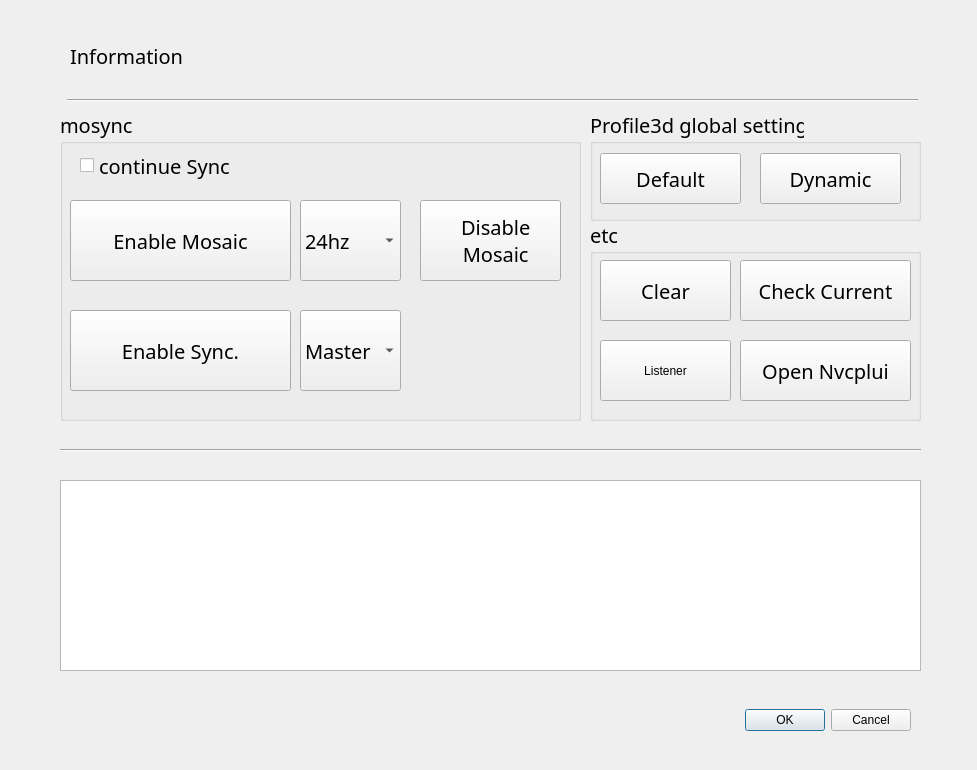
The window that test.ui (thissak/QtMosaic) describes before a commit, drawn with Qt 5.
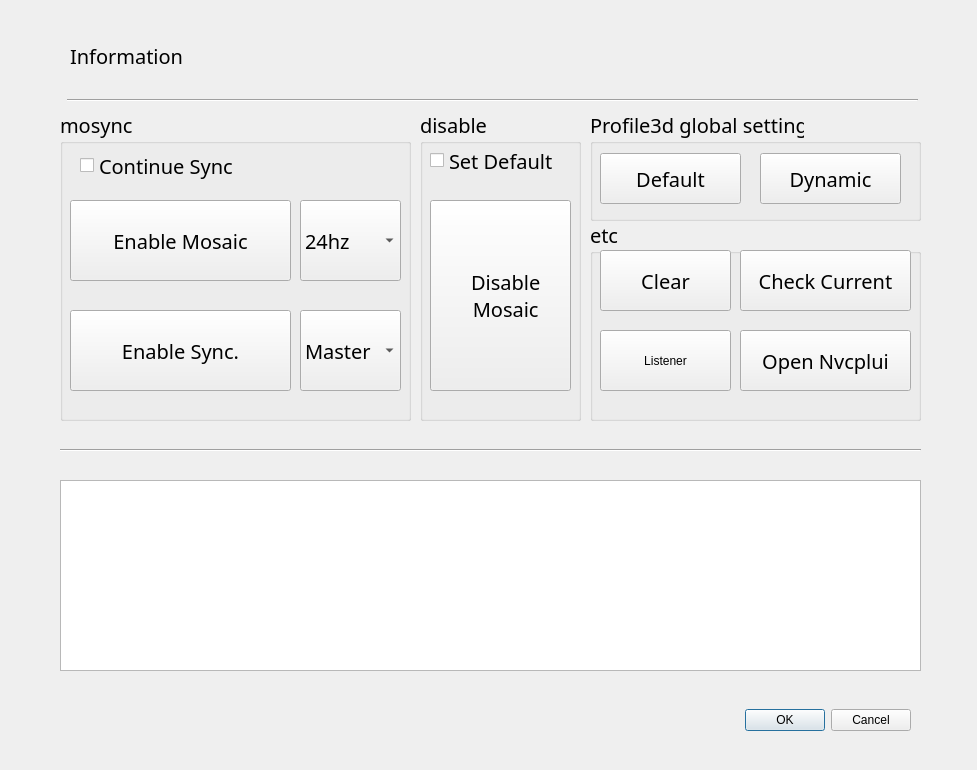
The same window after the commit. Icons and pictures are not drawn.

Commit message: add @ch2_set_default

What changed in the file:
```diff
--- a/test.ui
+++ b/test.ui
@@ -126,7 +126,7 @@
     <rect>
      <x>60</x>
      <y>110</y>
-     <width>521</width>
+     <width>351</width>
      <height>311</height>
     </rect>
    </property>
@@ -142,39 +142,6 @@
    <property name="title">
     <string>mosync</string>
    </property>
-   <widget class="QPushButton" name="btn5_disableMosaic">
-    <property name="geometry">
-     <rect>
-      <x>360</x>
-      <y>90</y>
-      <width>141</width>
-      <height>81</height>
-     </rect>
-    </property>
-    <property name="font">
-     <font>
-      <family>Bahnschrift Light</family>
-      <pointsize>15</pointsize>
-      <weight>50</weight>
-      <italic>false</italic>
-      <bold>false</bold>
-     </font>
-    </property>
-    <property name="text">
-     <string>  Disable
-  Mosaic</string>
-    </property>
-    <property name="icon">
-     <iconset>
-      <normaloff>icons/free-icon-close-4318452.png</normaloff>icons/free-icon-close-4318452.png</iconset>
-    </property>
-    <property name="iconSize">
-     <size>
-      <width>30</width>
-      <height>30</height>
-     </size>
-    </property>
-   </widget>
    <widget class="QCheckBox" name="chk1_sync">
     <property name="geometry">
      <rect>
@@ -200,7 +167,7 @@
      <string>체크박스입니다</string>
     </property>
     <property name="text">
-     <string>continue Sync</string>
+     <string>Continue Sync</string>
     </property>
    </widget>
    <widget class="QPushButton" name="btn1_mosaic">
@@ -435,7 +402,7 @@
     <property name="geometry">
      <rect>
       <x>150</x>
-      <y>120</y>
+      <y>110</y>
       <width>171</width>
       <height>61</height>
      </rect>
@@ -470,7 +437,7 @@
     <property name="geometry">
      <rect>
       <x>10</x>
-      <y>40</y>
+      <y>30</y>
       <width>131</width>
       <height>61</height>
      </rect>
@@ -523,7 +490,7 @@
     <property name="geometry">
      <rect>
       <x>150</x>
-      <y>40</y>
+      <y>30</y>
       <width>171</width>
       <height>61</height>
      </rect>
@@ -573,7 +540,7 @@
     <property name="geometry">
      <rect>
       <x>10</x>
-      <y>120</y>
+      <y>110</y>
       <width>131</width>
       <height>61</height>
      </rect>
@@ -619,6 +586,74 @@
     <enum>Qt::Horizontal</enum>
    </property>
   </widget>
+  <widget class="QGroupBox" name="groupBox_4">
+   <property name="geometry">
+    <rect>
+     <x>420</x>
+     <y>110</y>
+     <width>161</width>
+     <height>311</height>
+    </rect>
+   </property>
+   <property name="title">
+    <string>disable</string>
+   </property>
+   <widget class="QPushButton" name="btn5_disableMosaic">
+    <property name="geometry">
+     <rect>
+      <x>10</x>
+      <y>90</y>
+      <width>141</width>
+      <height>191</height>
+     </rect>
+    </property>
+    <property name="font">
+     <font>
+      <family>Bahnschrift Light</family>
+      <pointsize>15</pointsize>
+      <weight>50</weight>
+      <italic>false</italic>
+      <bold>false</bold>
+     </font>
+    </property>
+    <property name="text">
+     <string>  Disable
+  Mosaic</string>
+    </property>
+    <property name="icon">
+     <iconset>
+      <normaloff>icons/free-icon-close-4318452.png</normaloff>icons/free-icon-close-4318452.png</iconset>
+    </property>
+    <property name="iconSize">
+     <size>
+      <width>30</width>
+      <height>30</height>
+     </size>
+    </property>
+   </widget>
+   <widget class="QCheckBox" name="chk2_set_default">
+    <property name="geometry">
+     <rect>
+      <x>10</x>
+      <y>20</y>
+      <width>141</width>
+      <height>61</height>
+     </rect>
+    </property>
+    <property name="font">
+     <font>
+      <family>Bahnschrift Light</family>
+      <pointsize>15</pointsize>
+      <weight>50</weight>
+      <italic>false</italic>
+      <bold>false</bold>
+     </font>
+    </property>
+    <property name="text">
+     <string>Set Default</string>
+    </property>
+   </widget>
+  </widget>
  </widget>
  <resources/>
  <connections>
```
The commit also changes 4 other files.
